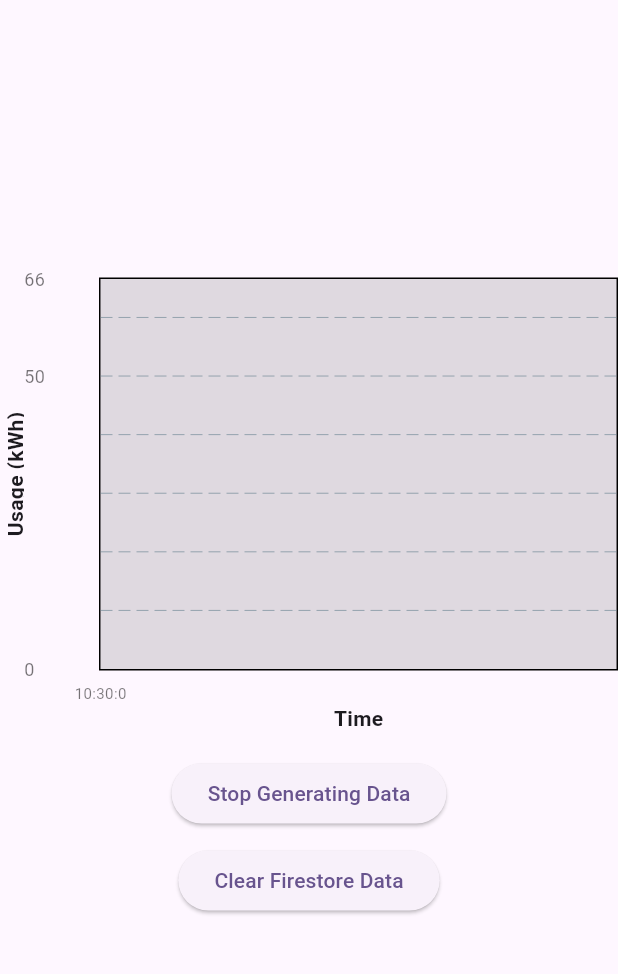
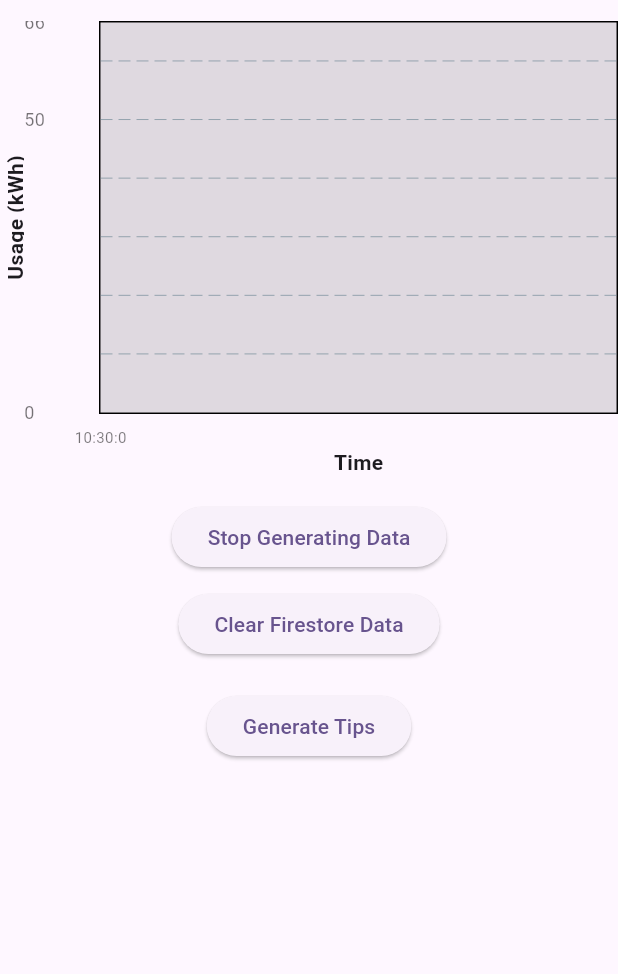
Before and after one commit to srgtuszy/electricity-assistant, a Flutter app: the screen it shows after launch, after a tap on "Start Generating Data", on a phone screen of 412 x 824 dp, the part 63-1037 px from its top. Run offline on Flutter 3.47's test engine with Material 3 defaults, Android fonts, the phone set to English and light mode, and no system bars; drawn by our look-alikes of fl_chart; our stand-ins replace cloud_firestore, cloud_functions, firebase_core, fluttertoast; accounts and stored records are empty; network calls fail.

Commit message:
Generating usage tips via gemini in firebase functions

```diff
--- a/lib/main.dart
+++ b/lib/main.dart
@@ -2,9 +2,12 @@ import 'dart:async';
 import 'dart:math';
 
 import 'package:cloud_firestore/cloud_firestore.dart';
+import 'package:cloud_functions/cloud_functions.dart';
 import 'package:electricity_assistant/electricity_chart.dart';
 import 'package:electricity_assistant/firebase_options.dart';
 import 'package:electricity_assistant/measurement_store.dart';
+import 'package:electricity_assistant/tip.dart';
+import 'package:electricity_assistant/tip_store.dart';
 import 'package:firebase_core/firebase_core.dart';
 import 'package:flutter/foundation.dart';
 import 'package:flutter/material.dart';
@@ -19,6 +22,7 @@ Future<void> main() async {
   // Configure Firebase to use the emulator
   if (kDebugMode) {
     FirebaseFirestore.instance.useFirestoreEmulator('localhost', 8081);
+    FirebaseFunctions.instance.useFunctionsEmulator('localhost', 5001);
   }
 
   FirebaseFirestore.instance.databaseId = "measurements";
@@ -53,6 +57,8 @@ class _HomePageState extends State<HomePage> {
   Timer? _timer;
   bool isGenerating = false;
   final MeasurementStore _measurementStore = MeasurementStore();
+  final TipStore _tipStore = TipStore();
+  bool _isLoading = false;
 
   void _showErrorToast(String message) {
     Fluttertoast.showToast(
@@ -112,13 +118,55 @@ class _HomePageState extends State<HomePage> {
     }
   }
 
+  Future<void> _triggerGenerateTips() async {
+    setState(() {
+      _isLoading = true;
+    });
+
+    try {
+      final HttpsCallable callable =
+          FirebaseFunctions.instance.httpsCallable('generateTips');
+      final HttpsCallableResult result = await callable();
+      print('Function result: ${result.data}');
+      _showSuccessSnackBar('Tips generated successfully');
+    } catch (e) {
+      print('Error generating tips: $e');
+      _showErrorSnackBar('Error generating tips');
+    } finally {
+      setState(() {
+        _isLoading = false;
+      });
+    }
+  }
+
+  void _showSuccessSnackBar(String message) {
+    ScaffoldMessenger.of(context).showSnackBar(
+      SnackBar(
+        content: Text(message),
+        backgroundColor: Colors.green,
+        duration: const Duration(seconds: 2),
+      ),
+    );
+  }
+
+  void _showErrorSnackBar(String message) {
+    ScaffoldMessenger.of(context).showSnackBar(
+      SnackBar(
+        content: Text(message),
+        backgroundColor: Colors.red,
+        duration: const Duration(seconds: 2),
+      ),
+    );
+  }
+
   @override
   Widget build(BuildContext context) {
     return Scaffold(
       appBar: AppBar(
         title: const Text('Electricity Assistant'),
       ),
-      body: Column(
+      body: SingleChildScrollView(
+        child: Column(
           mainAxisAlignment: MainAxisAlignment.center,
           children: [
             const SizedBox(
@@ -137,7 +185,59 @@ class _HomePageState extends State<HomePage> {
               onPressed: _clearFirestoreData,
               child: const Text('Clear Firestore Data'),
             ),
+            const SizedBox(height: 10),
+            const SizedBox(height: 10),
+            StatefulBuilder(
+              builder: (context, setState) {
+                return _isLoading
+                    ? const CircularProgressIndicator()
+                    : ElevatedButton(
+                        onPressed: _triggerGenerateTips,
+                        child: const Text('Generate Tips'),
+                      );
+              },
+            ),
+            const SizedBox(height: 20),
+            StreamBuilder<List<Tip>>(
+              stream: _tipStore.streamTips(),
+              builder: (context, snapshot) {
+                if (snapshot.hasData) {
+                  final tips = snapshot.data!;
+                  return GridView.builder(
+                    shrinkWrap: true,
+                    physics: const NeverScrollableScrollPhysics(),
+                    gridDelegate:
+                        const SliverGridDelegateWithFixedCrossAxisCount(
+                      crossAxisCount: 2,
+                      childAspectRatio: 1.5,
+                      crossAxisSpacing: 10,
+                      mainAxisSpacing: 10,
+                    ),
+                    itemCount: tips.length,
+                    itemBuilder: (context, index) {
+                      final tip = tips[index];
+                      return Card(
+                        child: Padding(
+                          padding: const EdgeInsets.all(10),
+                          child: Center(
+                            child: Text(
+                              tip.tip,
+                              textAlign: TextAlign.center,
+                            ),
+                          ),
+                        ),
+                      );
+                    },
+                  );
+                } else if (snapshot.hasError) {
+                  return Text('Error: ${snapshot.error}');
+                } else {
+                  return const CircularProgressIndicator();
+                }
+              },
+            ),
           ],
+        ),
       ),
     );
   }
--- /dev/null
+++ b/lib/tip.dart
@@ -0,0 +1,17 @@
+class Tip {
+  final String tip;
+
+  Tip({required this.tip});
+
+  Map<String, dynamic> toFirestore() {
+    return {
+      'tip': tip,
+    };
+  }
+
+  factory Tip.fromFirestore(Map<String, dynamic> data) {
+    return Tip(
+      tip: data['tip'],
+    );
+  }
+}
--- /dev/null
+++ b/lib/tip_store.dart
@@ -0,0 +1,28 @@
+import 'package:cloud_firestore/cloud_firestore.dart';
+import 'package:electricity_assistant/tip.dart';
+
+class TipStore {
+  static const String collectionName = 'tips';
+  final FirebaseFirestore _firestore = FirebaseFirestore.instance;
+  CollectionReference<Map<String, dynamic>> get tipsCollection =>
+      _firestore.collection(collectionName);
+
+  Stream<List<Tip>> streamTips() {
+    return tipsCollection.snapshots().map((snapshot) =>
+        snapshot.docs.map((doc) => Tip.fromFirestore(doc.data())).toList());
+  }
+
+  Future<List<Tip>> fetchTips() async {
+    final snapshot =
+        await tipsCollection.orderBy('date', descending: true).get();
+    return snapshot.docs.map((doc) => Tip.fromFirestore(doc.data())).toList();
+  }
+
+  Future<void> clearTips() async {
+    await tipsCollection.get().then((snapshot) {
+      for (var doc in snapshot.docs) {
+        doc.reference.delete();
+      }
+    });
+  }
+}
--- a/pubspec.yaml
+++ b/pubspec.yaml
@@ -40,6 +40,7 @@ dependencies:
   firebase_vertexai: ^0.2.3+4
   cloud_firestore: ^5.4.4
   fluttertoast: ^8.2.8
+  cloud_functions: ^5.1.3
 
 dev_dependencies:
   flutter_test:
```
Also changed, not shown: pubspec.lock, 2 other files. Lines whose indentation alone changed are shown as unchanged.
